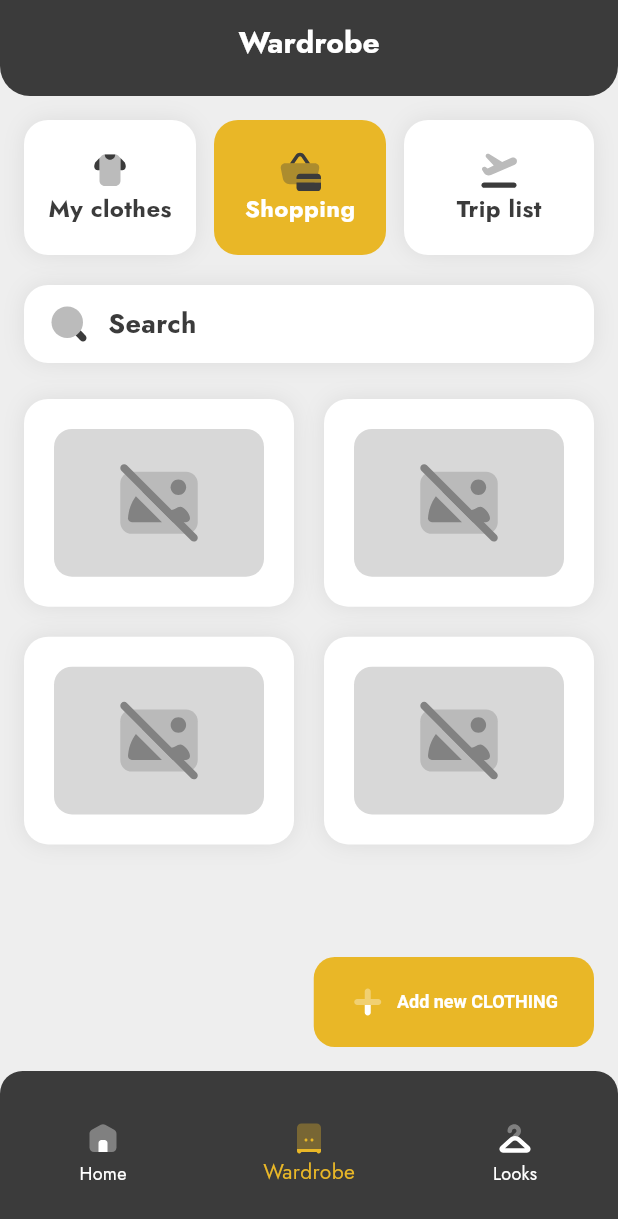
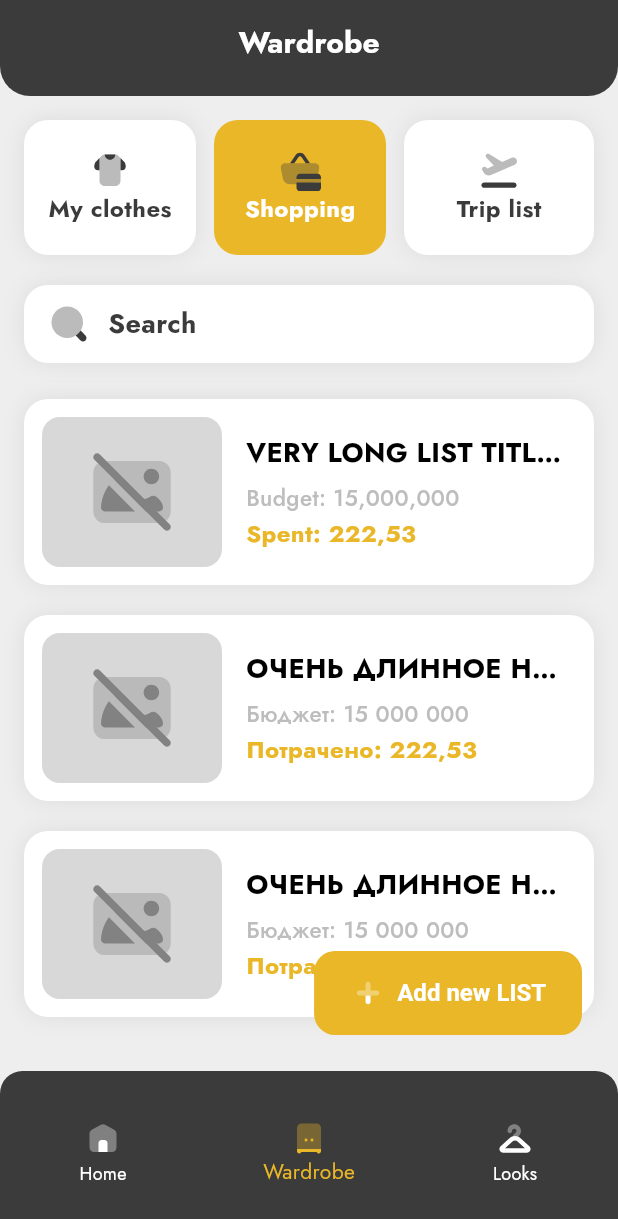
Before and after one commit to getch04/style-keeper, a Flutter app: the WardrobePage screen opened by its route, after a tap on "Shopping", on a phone screen of 412 x 824 dp. Shown: the top 1219 px of the screen. Run offline on Flutter 3.47's test engine with Material 3 defaults, Android fonts, the phone set to English and light mode, and no system bars; our stand-ins replace camera, dotted_border, flutter_svg, geolocator, get_it, go_router and 3 more; accounts and stored records are empty.

Commit message:
feat: shopping tab content added

```diff
--- a/lib/core/router/app_router.dart
+++ b/lib/core/router/app_router.dart
@@ -4,8 +4,8 @@ import 'package:style_keeper/app_main_page.dart';
 import 'package:style_keeper/features/home/presentation/home_page.dart';
 import 'package:style_keeper/features/styles/presentation/create_style_page.dart';
 import 'package:style_keeper/features/styles/presentation/styles_page.dart';
-import 'package:style_keeper/features/wardrobe/presentation/add_clothing_page.dart';
-import 'package:style_keeper/features/wardrobe/presentation/wardrobe_page.dart';
+import 'package:style_keeper/features/wardrobe/presentation/screens/add_clothing_page.dart';
+import 'package:style_keeper/features/wardrobe/presentation/screens/wardrobe_page.dart';
 
 class AppRouter {
   static final router = GoRouter(
--- a/lib/features/wardrobe/presentation/add_clothing_page.dart
+++ b/lib/features/wardrobe/presentation/screens/add_clothing_page.dart
@@ -3,7 +3,7 @@ import 'package:flutter/material.dart';
 import 'package:flutter_svg/flutter_svg.dart';
 import 'package:style_keeper/core/constants/app_colors.dart';
 import 'package:style_keeper/core/constants/app_images.dart';
-import 'package:style_keeper/features/wardrobe/presentation/choose_sample_page.dart';
+import 'package:style_keeper/features/wardrobe/presentation/screens/choose_sample_page.dart';
 import 'package:style_keeper/shared/widgets/notice_dialog.dart';
 
 class AddClothingPage extends StatelessWidget {
--- a/lib/features/wardrobe/presentation/choose_sample_page.dart
+++ b/lib/features/wardrobe/presentation/screens/choose_sample_page.dart
@@ -2,7 +2,7 @@ import 'package:flutter/material.dart';
 import 'package:flutter_svg/flutter_svg.dart';
 import 'package:style_keeper/core/constants/app_colors.dart';
 import 'package:style_keeper/core/constants/app_images.dart';
-import 'package:style_keeper/features/wardrobe/presentation/camera_overlay_page.dart';
+import 'package:style_keeper/features/wardrobe/presentation/screens/camera_overlay_page.dart';
 import 'package:style_keeper/shared/widgets/app_wide_button.dart';
 
 class ChooseSamplePage extends StatefulWidget {
--- a/lib/features/wardrobe/presentation/wardrobe_page.dart
+++ b/lib/features/wardrobe/presentation/screens/wardrobe_page.dart
@@ -1,9 +1,10 @@
 import 'package:flutter/material.dart';
 import 'package:flutter_svg/flutter_svg.dart';
-import 'package:go_router/go_router.dart';
 import 'package:style_keeper/core/constants/app_colors.dart';
 import 'package:style_keeper/core/constants/app_images.dart';
-import 'package:style_keeper/shared/widgets/image_placeholer.dart';
+import 'package:style_keeper/features/wardrobe/presentation/widgets/my_clothes_tab.dart';
+import 'package:style_keeper/features/wardrobe/presentation/widgets/shopping_tab.dart';
+import 'package:style_keeper/features/wardrobe/presentation/widgets/trip_list_tab.dart';
 
 class WardrobePage extends StatefulWidget {
   const WardrobePage({super.key});
@@ -19,11 +20,13 @@ class _WardrobePageState extends State<WardrobePage> {
   @override
   Widget build(BuildContext context) {
     return Scaffold(
-      floatingActionButton: ElevatedButton.icon(
+      floatingActionButton: _selectedTab == 0
+          ? ElevatedButton.icon(
               style: ElevatedButton.styleFrom(
                 backgroundColor: AppColors.yellow,
                 foregroundColor: AppColors.white,
-          padding: const EdgeInsets.symmetric(horizontal: 24, vertical: 18),
+                padding:
+                    const EdgeInsets.symmetric(horizontal: 24, vertical: 18),
                 shape: RoundedRectangleBorder(
                   borderRadius: BorderRadius.circular(14),
                 ),
@@ -33,9 +36,7 @@ class _WardrobePageState extends State<WardrobePage> {
                   fontSize: 16,
                 ),
               ),
-        onPressed: () {
-          context.push('/add-product');
-        },
+              onPressed: () {},
               icon: SvgPicture.asset(
                 AppImages.plus,
                 width: 24,
@@ -48,7 +49,44 @@ class _WardrobePageState extends State<WardrobePage> {
                   fontSize: 12,
                 ),
               ),
+            )
+          : _selectedTab == 1
+              ? Padding(
+                  padding: const EdgeInsets.only(bottom: 8, right: 8),
+                  child: SizedBox(
+                    height: 56,
+                    child: ElevatedButton.icon(
+                      style: ElevatedButton.styleFrom(
+                        backgroundColor: AppColors.yellow,
+                        foregroundColor: AppColors.white,
+                        padding: const EdgeInsets.symmetric(
+                            horizontal: 24, vertical: 18),
+                        shape: RoundedRectangleBorder(
+                          borderRadius: BorderRadius.circular(14),
                         ),
+                        elevation: 0,
+                        textStyle: const TextStyle(
+                          fontWeight: FontWeight.bold,
+                          fontSize: 16,
+                        ),
+                      ),
+                      onPressed: () {},
+                      icon: SvgPicture.asset(
+                        AppImages.plus,
+                        width: 24,
+                        color: AppColors.white,
+                      ),
+                      label: const Text(
+                        'Add new LIST',
+                        style: TextStyle(
+                          fontWeight: FontWeight.bold,
+                          fontSize: 16,
+                        ),
+                      ),
+                    ),
+                  ),
+                )
+              : null,
       body: ListView(
         padding: const EdgeInsets.all(16),
         children: [
@@ -159,38 +197,11 @@ class _WardrobePageState extends State<WardrobePage> {
             ),
           ),
           const SizedBox(height: 24),
-          // Grid of image placeholders
-          GridView.builder(
-            shrinkWrap: true,
-            physics: const NeverScrollableScrollPhysics(),
-            itemCount: 4,
-            gridDelegate: const SliverGridDelegateWithFixedCrossAxisCount(
-              crossAxisCount: 2,
-              mainAxisSpacing: 20,
-              crossAxisSpacing: 20,
-              childAspectRatio: 1.3,
-            ),
-            itemBuilder: (context, index) {
-              return Container(
-                decoration: BoxDecoration(
-                  color: AppColors.white,
-                  borderRadius: BorderRadius.circular(16),
-                  boxShadow: [
-                    BoxShadow(
-                      color: AppColors.darkGray.withOpacity(0.10),
-                      blurRadius: 12,
-                      offset: const Offset(0, 0),
-                    ),
-                  ],
-                ),
-                child: const Padding(
-                  padding: EdgeInsets.all(20),
-                  child: ImagePlaceholer(),
-                ),
-              );
-            },
-          ),
-          const SizedBox(height: 24),
+          _selectedTab == 0
+              ? const MyClothesTab()
+              : _selectedTab == 1
+                  ? const ShoppingTab()
+                  : const TripListTab(),
         ],
       ),
     );
--- /dev/null
+++ b/lib/features/wardrobe/presentation/widgets/my_clothes_tab.dart
@@ -0,0 +1,41 @@
+import 'package:flutter/material.dart';
+import 'package:style_keeper/core/constants/app_colors.dart';
+import 'package:style_keeper/shared/widgets/image_placeholer.dart';
+
+class MyClothesTab extends StatelessWidget {
+  const MyClothesTab({super.key});
+
+  @override
+  Widget build(BuildContext context) {
+    return GridView.builder(
+      shrinkWrap: true,
+      physics: const NeverScrollableScrollPhysics(),
+      itemCount: 4,
+      gridDelegate: const SliverGridDelegateWithFixedCrossAxisCount(
+        crossAxisCount: 2,
+        mainAxisSpacing: 20,
+        crossAxisSpacing: 20,
+        childAspectRatio: 1.3,
+      ),
+      itemBuilder: (context, index) {
+        return Container(
+          decoration: BoxDecoration(
+            color: AppColors.white,
+            borderRadius: BorderRadius.circular(16),
+            boxShadow: [
+              BoxShadow(
+                color: AppColors.darkGray.withOpacity(0.10),
+                blurRadius: 12,
+                offset: const Offset(0, 0),
+              ),
+            ],
+          ),
+          child: const Padding(
+            padding: EdgeInsets.all(20),
+            child: ImagePlaceholer(),
+          ),
+        );
+      },
+    );
+  }
+}
--- /dev/null
+++ b/lib/features/wardrobe/presentation/widgets/shopping_tab.dart
@@ -0,0 +1,82 @@
+import 'package:flutter/material.dart';
+import 'package:style_keeper/core/constants/app_colors.dart';
+import 'package:style_keeper/shared/widgets/image_placeholer.dart';
+
+class ShoppingTab extends StatelessWidget {
+  const ShoppingTab({super.key});
+
+  @override
+  Widget build(BuildContext context) {
+    return Column(
+      children: List.generate(3, (index) => _ShoppingListCard(index: index)),
+    );
+  }
+}
+
+class _ShoppingListCard extends StatelessWidget {
+  final int index;
+  const _ShoppingListCard({required this.index});
+
+  @override
+  Widget build(BuildContext context) {
+    final isEnglish = index == 0;
+    return Container(
+      margin: const EdgeInsets.only(bottom: 20),
+      padding: const EdgeInsets.all(12),
+      decoration: BoxDecoration(
+        color: Colors.white,
+        borderRadius: BorderRadius.circular(16),
+        boxShadow: [
+          BoxShadow(
+            color: AppColors.darkGray.withOpacity(0.10),
+            blurRadius: 12,
+            offset: const Offset(0, 0),
+          ),
+        ],
+      ),
+      child: Row(
+        children: [
+          const ImagePlaceholer(
+            width: 120,
+            height: 100,
+          ),
+          const SizedBox(width: 16),
+          Expanded(
+            child: Column(
+              crossAxisAlignment: CrossAxisAlignment.start,
+              children: [
+                Text(
+                  isEnglish ? 'VERY LONG LIST TITLE...' : 'ОЧЕНЬ ДЛИННОЕ НА...',
+                  style: const TextStyle(
+                    fontWeight: FontWeight.bold,
+                    fontSize: 18,
+                  ),
+                  maxLines: 1,
+                  overflow: TextOverflow.ellipsis,
+                ),
+                const SizedBox(height: 6),
+                Text(
+                  isEnglish ? 'Budget: 15,000,000' : 'Бюджет: 15 000 000',
+                  style: const TextStyle(
+                    color: Color(0xFFBDBDBD),
+                    fontWeight: FontWeight.w500,
+                    fontSize: 15,
+                  ),
+                ),
+                const SizedBox(height: 2),
+                Text(
+                  isEnglish ? 'Spent: 222,53' : 'Потрачено: 222,53',
+                  style: const TextStyle(
+                    color: AppColors.yellow,
+                    fontWeight: FontWeight.bold,
+                    fontSize: 16,
+                  ),
+                ),
+              ],
+            ),
+          ),
+        ],
+      ),
+    );
+  }
+}
--- /dev/null
+++ b/lib/features/wardrobe/presentation/widgets/trip_list_tab.dart
@@ -0,0 +1,11 @@
+import 'package:flutter/material.dart';
+
+class TripListTab extends StatelessWidget {
+  const TripListTab({super.key});
+
+  @override
+  Widget build(BuildContext context) {
+    // Placeholder for future trip list content
+    return const SizedBox.shrink();
+  }
+}
```
Also changed, not shown: lib/features/wardrobe/presentation/screens/camera_overlay_page.dart (renamed from lib/features/wardrobe/presentation/camera_overlay_page.dart). Lines whose indentation alone changed are shown as unchanged.
